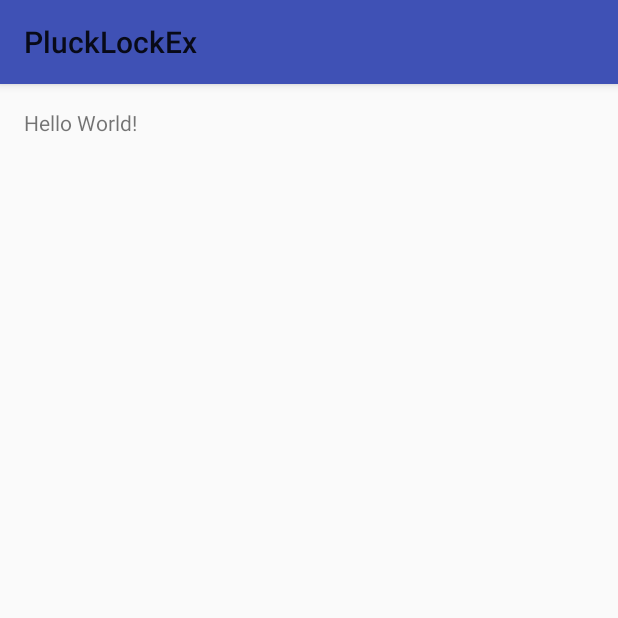
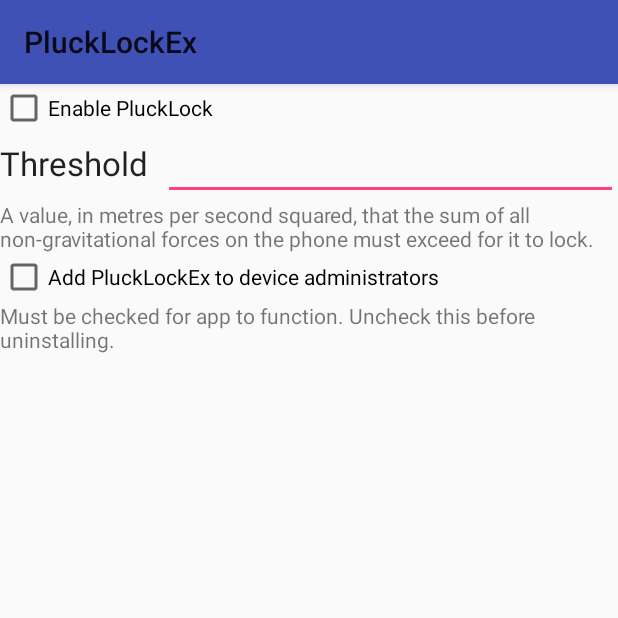
Before and after one commit to 0xFireball/PluckLockEx, an Android app: the screen it shows after launch (SettingsActivity), on a phone screen of 412 x 824 dp, the top half of it. Run offline under Robolectric (Android 15) with nearby library versions, the phone set to English and light mode, and no system bars.

Commit message:
add plucklock layout and strings

```diff
--- a/app/src/main/res/layout/activity_settings.xml
+++ b/app/src/main/res/layout/activity_settings.xml
@@ -1,17 +1,58 @@
 <?xml version="1.0" encoding="utf-8"?>
-<RelativeLayout xmlns:android="http://schemas.android.com/apk/res/android"
-    xmlns:tools="http://schemas.android.com/tools"
-    android:id="@+id/activity_settings"
+<LinearLayout xmlns:android="http://schemas.android.com/apk/res/android"
     android:layout_width="match_parent"
     android:layout_height="match_parent"
-    android:paddingBottom="@dimen/activity_vertical_margin"
-    android:paddingLeft="@dimen/activity_horizontal_margin"
-    android:paddingRight="@dimen/activity_horizontal_margin"
-    android:paddingTop="@dimen/activity_vertical_margin"
-    tools:context="xyz.iridiumion.plucklockex.SettingsActivity">
+    android:orientation="vertical">
+
+    <CheckBox
+        android:id="@+id/enabled"
+        android:layout_width="wrap_content"
+        android:layout_height="wrap_content"
+        android:text="@string/prefs_enabled" />
+
+    <LinearLayout
+        android:layout_width="match_parent"
+        android:layout_height="wrap_content">
+
+        <TextView
+            android:id="@+id/threshold_label"
+            android:layout_width="wrap_content"
+            android:layout_height="wrap_content"
+            android:text="@string/prefs_threshold"
+            android:textAppearance="?android:attr/textAppearanceLarge" />
+
+        <EditText
+            android:id="@+id/threshold_edit"
+            android:layout_width="0dip"
+            android:layout_height="wrap_content"
+            android:layout_marginLeft="10sp"
+            android:layout_weight="1"
+            android:ems="10"
+            android:inputType="number|numberDecimal" />
+    </LinearLayout>
 
     <TextView
+        android:id="@+id/threshold_description_label"
         android:layout_width="wrap_content"
         android:layout_height="wrap_content"
-        android:text="Hello World!" />
-</RelativeLayout>
+        android:text="@string/prefs_threshold_description" />
+
+    <LinearLayout
+        android:layout_width="match_parent"
+        android:layout_height="wrap_content">
+
+        <CheckBox
+            android:id="@+id/enable_device_admin"
+            android:layout_width="match_parent"
+            android:layout_height="wrap_content"
+            android:text="@string/prefs_enable_device_admin" />
+    </LinearLayout>
+
+    <TextView
+        android:id="@+id/enable_device_admin_label"
+        android:layout_width="wrap_content"
+        android:layout_height="wrap_content"
+        android:text="@string/prefs_enable_device_admin_description"
+        android:textAppearance="?android:attr/textAppearanceSmall" />
+
+</LinearLayout>
--- a/app/src/main/res/values/strings.xml
+++ b/app/src/main/res/values/strings.xml
@@ -1,3 +1,9 @@
 <resources>
     <string name="app_name">PluckLockEx</string>
+    <string name="prefs_enabled">Enable PluckLock</string>
+    <string name="prefs_threshold">Threshold</string>
+    <string name="prefs_threshold_description">A value, in metres per second squared, that the sum of all non-gravitational forces on the phone must exceed for it to lock.</string>
+    <string name="prefs_enable_device_admin">Add PluckLockEx to device administrators</string>
+    <string name="prefs_enable_device_admin_description">Must be checked for app to function. Uncheck this before uninstalling.</string>
+    <string name="too_low">That threshold is too low. Trust me.</string>
 </resources>
```
